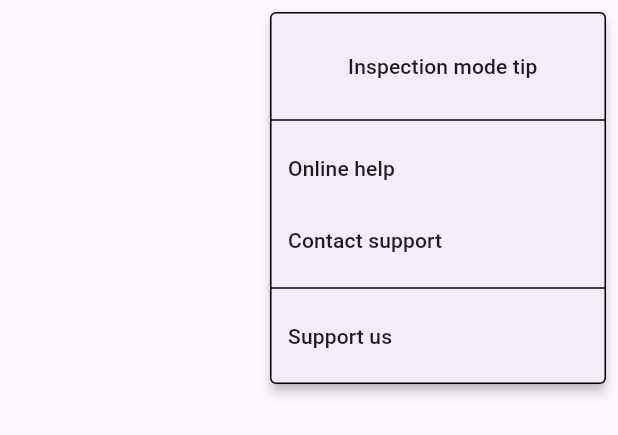
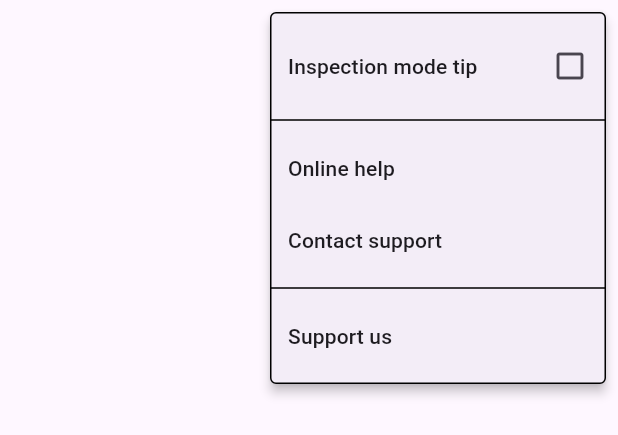
Before and after one commit to aurelitec/injuredpixels, a Flutter app: the _AppBar widget shown alone on an empty page, opened directly with empty values, after a tap on the "more vert" icon, on a phone screen of 412 x 824 dp. Shown: the top 435 px of the screen. Run offline on Flutter 3.47's test engine with Material 3 defaults, Android fonts, the light colour scheme and no system bars; our stand-ins replace shared_preferences, web; missing offline and left inert: simple_app_preferences; accounts and stored records are empty.

Commit message:
Refactor inspection mode tip handling in the app bar

```diff
--- a/lib/screens/test_screen.dart
+++ b/lib/screens/test_screen.dart
@@ -128,8 +128,10 @@
         _toggleInspectionMode();
         break;
 
-      case _AppBarActions.toggleTip:
-        setState(() => prefs.showInspectionModeTip.value = !prefs.showInspectionModeTip.value);
+      case _AppBarActions.toggleInspectionModeTip:
+        prefs.showInspectionModeTip.value = !prefs.showInspectionModeTip.value;
+        _showInspectionModeTip = prefs.showInspectionModeTip.value;
+        setState(() {});
         break;
 
       case _AppBarActions.help:
@@ -183,7 +185,7 @@
                 right: 0.0,
                 child: _AppBar(
                   foregroundColor: contrastColor,
-                  inspectionModeTipStatus: _showInspectionModeTip,
+                  inspectionModeTipStatus: prefs.showInspectionModeTip.value,
                   onAction: _onAction,
                 ),
               ),
@@ -223,7 +225,7 @@
 /// Enum that defines the actions of the app bar.
 enum _AppBarActions {
   inspectionMode,
-  toggleTip,
+  toggleInspectionModeTip,
   help,
   support,
   supportUs,
@@ -270,10 +272,19 @@
           onSelected: onAction,
           itemBuilder: (BuildContext context) => <PopupMenuEntry<_AppBarActions>>[
             // The Inspection mode tip menu item
-            CheckedPopupMenuItem<_AppBarActions>(
-              value: _AppBarActions.toggleTip,
-              checked: inspectionModeTipStatus,
-              child: const Text(strings.inspectionModeTipMenuItem),
+            // CheckedPopupMenuItem<_AppBarActions>(
+            //   value: _AppBarActions.toggleInspectionModeTip,
+            //   checked: inspectionModeTipStatus,
+            //   child: const Text(strings.inspectionModeTipMenuItem),
+            // ),
+            PopupMenuItem<_AppBarActions>(
+              value: _AppBarActions.toggleInspectionModeTip,
+              child: ListTile(
+                title: const Text(strings.inspectionModeTipMenuItem),
+                trailing: inspectionModeTipStatus
+                    ? const Icon(Icons.check_box)
+                    : const Icon(Icons.check_box_outline_blank),
+              ),
             ),
 
             const PopupMenuDivider(),
```
